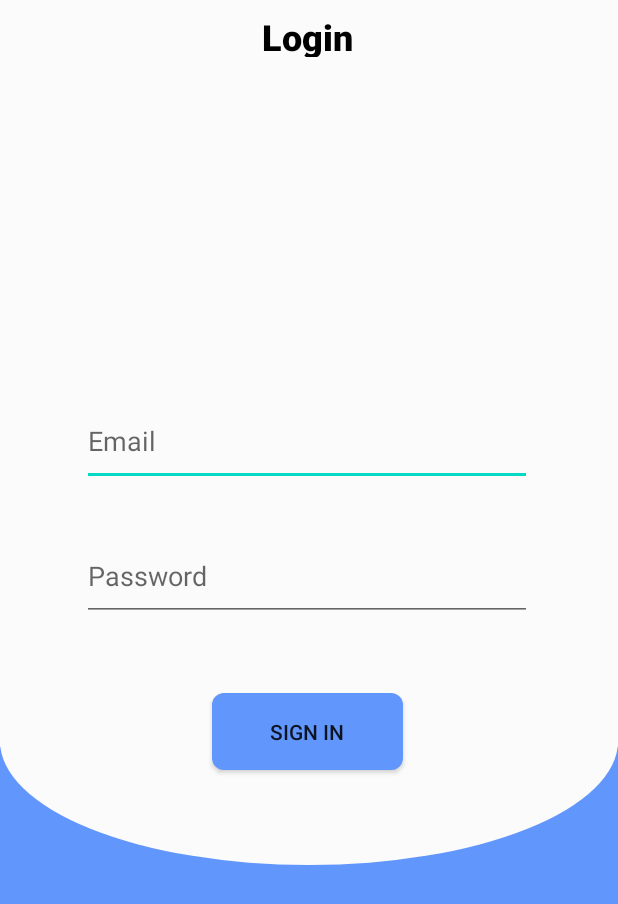
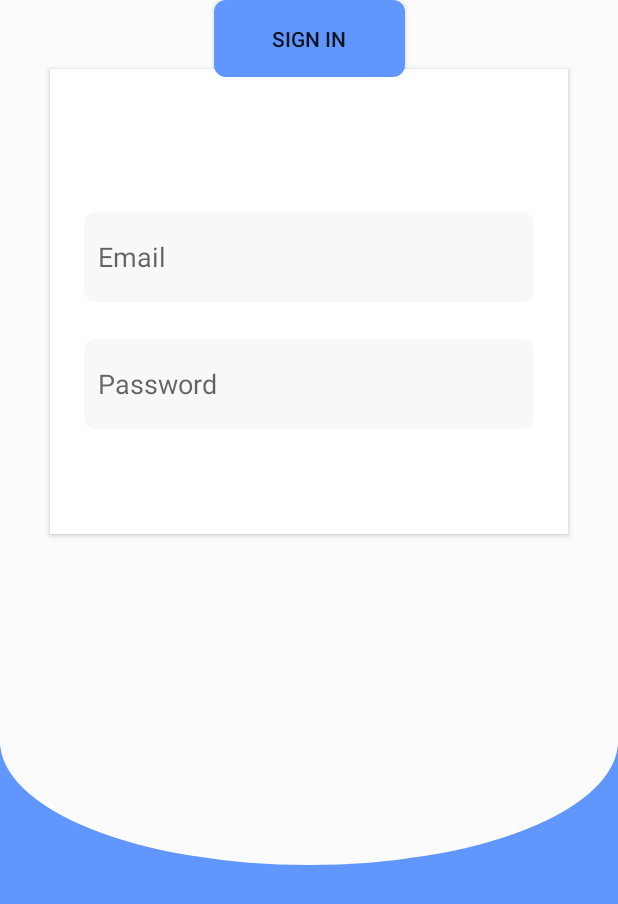
Before and after one commit to ob-taka/MAD-Assigment, an Android app: the layout sign_in.xml on its own in the app's theme, with its tools: preview values and no code run, on a phone screen of 412 x 824 dp. Shown: the top 904 px of the screen. Run offline under Robolectric (Android 15) with nearby library versions, the phone set to English and light mode, and no system bars.

Commit message:
edited ui for signin page

```diff
--- /dev/null
+++ b/app/src/main/res/drawable/emailpass_box.xml
@@ -0,0 +1,6 @@
+<?xml version="1.0" encoding="utf-8"?>
+<shape xmlns:android="http://schemas.android.com/apk/res/android"
+    android:shape="rectangle">
+    <solid android:color="#F8F8F8" />
+    <corners android:radius="8dp" />
+</shape>
--- /dev/null
+++ b/app/src/main/res/drawable/signin_box.xml
@@ -0,0 +1,5 @@
+<?xml version="1.0" encoding="utf-8"?>
+<shape xmlns:android="http://schemas.android.com/apk/res/android"
+    android:shape="rectangle">
+    <solid android:color="#FFFFFF" />
+</shape>
--- a/app/src/main/res/layout/sign_in.xml
+++ b/app/src/main/res/layout/sign_in.xml
@@ -4,59 +4,19 @@
     xmlns:tools="http://schemas.android.com/tools"
     android:layout_width="match_parent"
     android:layout_height="match_parent"
-    android:orientation="horizontal"
     android:background="@drawable/login"
     tools:context=".MainActivity">
-
-    <Button
-        android:id="@+id/btn_signIn"
-        android:layout_width="127dp"
-        android:layout_height="51dp"
-        android:layout_marginTop="48dp"
-        android:background="@drawable/myrect"
-        android:elevation="2dp"
-        android:text="Sign In"
-        app:layout_constraintEnd_toEndOf="@+id/editText_password"
-        app:layout_constraintStart_toStartOf="@+id/editText_password"
-        app:layout_constraintTop_toBottomOf="@+id/editText_password" />
 
     <ProgressBar
         android:id="@+id/progressBar_signIn"
         style="?android:attr/progressBarStyle"
         android:layout_width="wrap_content"
         android:layout_height="wrap_content"
-        android:layout_marginTop="19dp"
         android:visibility="invisible"
-        app:layout_constraintEnd_toEndOf="@+id/btn_signIn"
-        app:layout_constraintStart_toStartOf="@+id/btn_signIn"
-        app:layout_constraintTop_toBottomOf="@+id/btn_signIn" />
-
-    <EditText
-        android:id="@+id/editText_email"
-        android:layout_width="300dp"
-        android:layout_height="60dp"
-        android:layout_marginBottom="30dp"
-        android:ems="10"
-        android:hint="Email"
-        android:inputType="textEmailAddress"
-        app:layout_constraintBottom_toTopOf="@+id/editText_password"
-        app:layout_constraintEnd_toEndOf="@+id/editText_password"
-        app:layout_constraintHorizontal_bias="0.503"
-        app:layout_constraintStart_toStartOf="@+id/editText_password" />
-
-    <EditText
-        android:id="@+id/editText_password"
-        android:layout_width="300dp"
-        android:layout_height="60dp"
-        android:ems="10"
-        android:hint="Password"
-        android:inputType="textPassword"
-        app:layout_constraintBottom_toBottomOf="parent"
-        app:layout_constraintEnd_toEndOf="parent"
-        app:layout_constraintHorizontal_bias="0.491"
-        app:layout_constraintStart_toStartOf="parent"
-        app:layout_constraintTop_toTopOf="parent"
-        app:layout_constraintVertical_bias="0.463" />
+        app:layout_constraintEnd_toEndOf="@+id/frameLayout"
+        app:layout_constraintHorizontal_bias="0.498"
+        app:layout_constraintStart_toStartOf="@+id/frameLayout"
+        tools:layout_editor_absoluteY="490dp" />
 
     <TextView
         android:id="@+id/textView3"
@@ -69,20 +29,59 @@
         android:textColor="#000"
         android:textSize="24sp"
         android:textStyle="normal"
-        app:layout_constraintEnd_toEndOf="@+id/editText_email"
-        app:layout_constraintStart_toStartOf="@+id/editText_email"
+        app:layout_constraintEnd_toEndOf="@+id/frameLayout"
+        app:layout_constraintStart_toStartOf="@+id/frameLayout"
         app:layout_constraintTop_toTopOf="parent" />
 
     <FrameLayout
         android:id="@+id/frameLayout"
-        android:layout_width="350dp"
-        android:layout_height="320dp"
-        android:layout_marginBottom="44dp"
-        app:layout_constraintBottom_toTopOf="@+id/progressBar_signIn"
-        app:layout_constraintEnd_toEndOf="@+id/editText_email"
-        app:layout_constraintHorizontal_bias="0.48"
-        app:layout_constraintStart_toStartOf="@+id/editText_email">
+        android:layout_width="345dp"
+        android:layout_height="310dp"
+        android:layout_marginTop="8dp"
+        android:background="@drawable/signin_box"
+        android:elevation="2dp"
+
+
+        app:layout_constraintEnd_toEndOf="parent"
+        app:layout_constraintStart_toStartOf="parent"
+        app:layout_constraintTop_toBottomOf="@+id/textView3">
+
+
+        <EditText
+            android:id="@+id/editText_email"
+            android:layout_width="300dp"
+            android:layout_height="60dp"
+            android:layout_gravity="center_horizontal"
+            android:layout_marginTop="95dp"
+            android:background="@drawable/emailpass_box"
+            android:ems="10"
+            android:hint="  Email"
+            android:inputType="textEmailAddress" />
+
+        <EditText
+            android:id="@+id/editText_password"
+            android:layout_width="300dp"
+            android:layout_height="60dp"
+            android:layout_gravity="center_horizontal"
+            android:layout_marginTop="180dp"
+            android:background="@drawable/emailpass_box"
+            android:ems="10"
+            android:hint="  Password"
+            android:inputType="textPassword" />
 
     </FrameLayout>
 
+    <Button
+        android:id="@+id/btn_signIn"
+        android:layout_width="127dp"
+        android:layout_height="51dp"
+        android:layout_gravity="center"
+        android:background="@drawable/myrect"
+        android:elevation="2dp"
+        android:text="Sign In"
+        app:layout_constraintEnd_toEndOf="@+id/frameLayout"
+        app:layout_constraintStart_toStartOf="@+id/frameLayout"
+        tools:layout_editor_absoluteY="400dp" />
+
+
 </androidx.constraintlayout.widget.ConstraintLayout>
```
